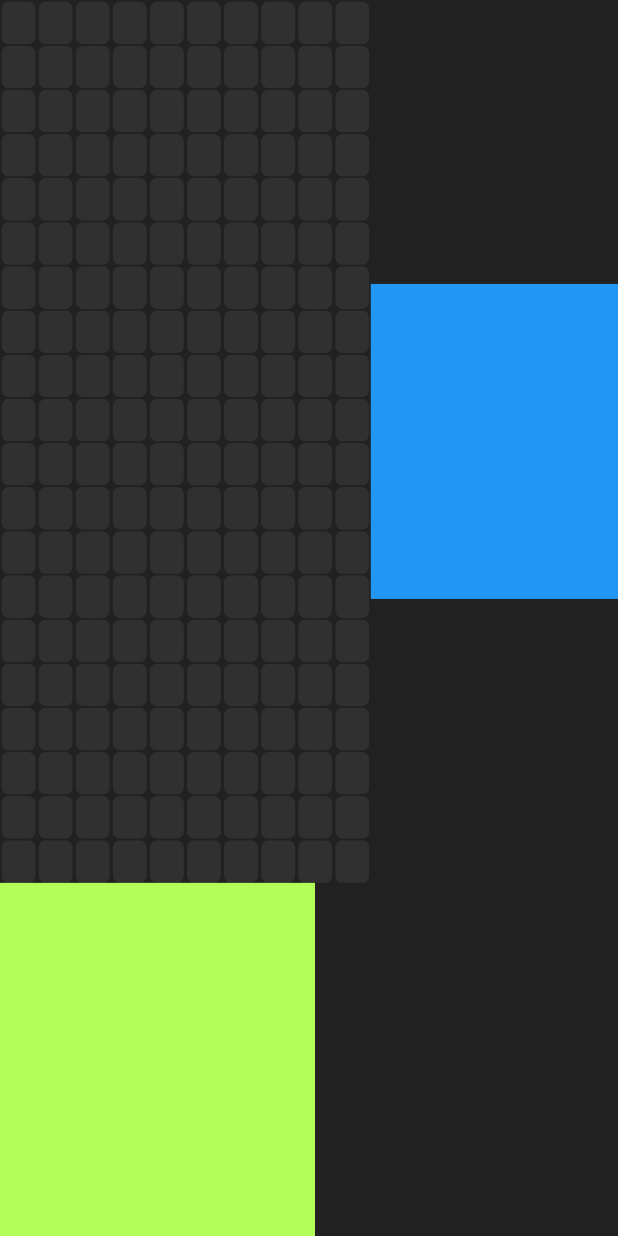
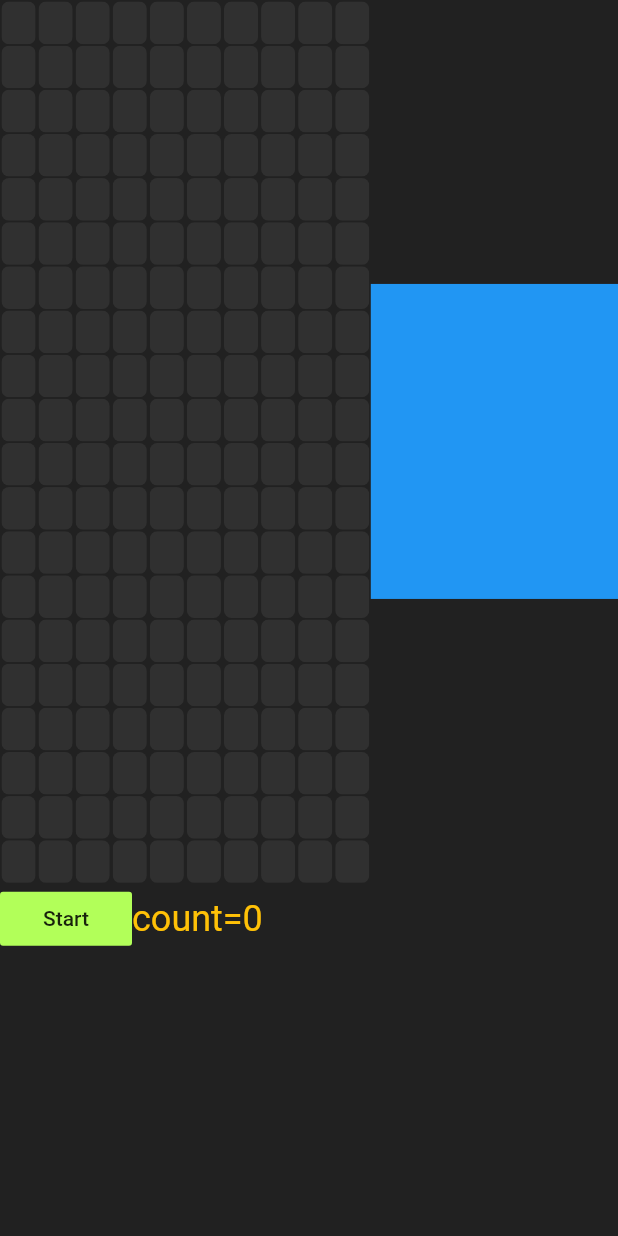
Before and after one commit to beerline/flutter_tetris, a Flutter app: the screen it shows after launch, on a phone screen of 412 x 824 dp. Run offline on Flutter 3.47's test engine with Material 2 defaults, Android fonts, the phone set to English and light mode, and no system bars; our stand-ins replace get_it.

```diff
--- a/lib/game/block.dart
+++ b/lib/game/block.dart
@@ -1,12 +1,14 @@
+import 'package:flutter/material.dart';
 import 'package:fluttertetris/game/coordinte.dart';
 
 abstract class BlockAbstract {
   int coordinate;
+  Color color;
 
-  BlockAbstract(this.coordinate);
+  BlockAbstract(this.coordinate, this.color);
 
 }
 
 class Block extends BlockAbstract {
-  Block(int coordinate) : super(coordinate);
+  Block(int coordinate, {Color color}) : super(coordinate, color ?? Colors.deepPurpleAccent);
 }
--- a/lib/game/play_field.dart
+++ b/lib/game/play_field.dart
@@ -1,15 +1,15 @@
 import 'package:flutter/material.dart';
-import 'package:fluttertetris/game/ui_elements/brick.dart';
+import 'package:fluttertetris/game/block.dart';
 
 abstract class PlayFieldAbstract {
   final int xSize;
   final int ySize;
   final Color colorBackGroundBlock;
-  Map<int, Brick> bricks;
+  Map<int, Block> blocks;
 
   PlayFieldAbstract(this.xSize, this.ySize, this.colorBackGroundBlock);
 
-  mergeShapeToStack();
+  mergeShapeToStack(List<Block> blocks);
   removeLinesFromStack();
   bool detectBurningLines();
 
@@ -34,9 +34,10 @@ class PlayField extends PlayFieldAbstract {
   }
 
   @override
-  mergeShapeToStack() {
-    // TODO: implement mergeShapeToStack
-    return null;
+  mergeShapeToStack(List<BlockAbstract> blocks) {
+    blocks.forEach((block) {
+      this.blocks[block.coordinate] = block;
+    });
   }
 
   @override
--- a/lib/game/shapes/shape.dart
+++ b/lib/game/shapes/shape.dart
@@ -15,7 +15,7 @@ abstract class ShapeAbstract {
 
   bool detectCollision(PlayFieldAbstract playField);
 
-  moveDown(int contBricksOnX);
+  moveDown(PlayFieldAbstract playField);
 
   get orientation => _orientation;
   get blocks;
--- a/lib/game/speed.dart
+++ b/lib/game/speed.dart
@@ -3,7 +3,7 @@ import 'package:fluttertetris/game/level.dart';
 abstract class SpeedAbstract {
 
   double getMillisecond(LevelAbstract level) {
-    return getFramesPerCell(level.current) / fps * 100;
+    return getFramesPerCell(level.current) / fps * 1000;
   }
 
   int get fps;
--- a/lib/game/ui_elements/game_field.dart
+++ b/lib/game/ui_elements/game_field.dart
@@ -18,9 +18,9 @@ class GameField extends StatelessWidget {
         for (int j = 0; j < playField.xSize; j++) {
           orderNumber++;
           Color color;
-          if (playField.bricks != null &&
-              playField.bricks.containsKey(orderNumber)) {
-            color = playField.bricks[orderNumber].color;
+          if (playField.blocks != null &&
+              playField.blocks.containsKey(orderNumber)) {
+            color = playField.blocks[orderNumber].color;
           } else {
             color = playField.colorBackGroundBlock;
           }
--- a/lib/main.dart
+++ b/lib/main.dart
@@ -1,3 +1,5 @@
+import 'dart:async';
+
 import 'package:flutter/material.dart';
 import 'package:fluttertetris/game/game.dart';
 import 'package:fluttertetris/game/ui_elements/game_field.dart';
@@ -37,12 +39,24 @@ class MainWidget extends StatefulWidget {
 class _MainWidgetState extends State<MainWidget> {
   GameAbstract game;
   static const double cellPadding = 1;
+  int count =0;
 
   @override
   void initState() {
     super.initState();
     game = serviceLocator<GameAbstract>();
   }
+
+  void _startGame() {
+    Timer.periodic(Duration(milliseconds: 800), (Timer t) {
+      setState(() {
+//        count += 1;
+        game.step();
+      });
+    });
+  }
+
+  _updateGame() {}
 
   @override
   Widget build(BuildContext context) {
@@ -70,7 +84,12 @@ class _MainWidgetState extends State<MainWidget> {
                 flex: 2,
                 child: Row(
                   children: <Widget>[
-                    Container(color: Colors.lightGreenAccent,width: 210,),
+                    FlatButton(
+                      onPressed: _startGame,
+                      child: Text('Start'),
+                      color: Colors.lightGreenAccent,
+                    ),
+                    Text('count=$count',style: TextStyle(color: Colors.amber, fontSize: 24)),
                   ],
                 ),
               ),
```
Also changed, not shown: lib/game/shapes/s_shape.dart (+7 -5 lines).
